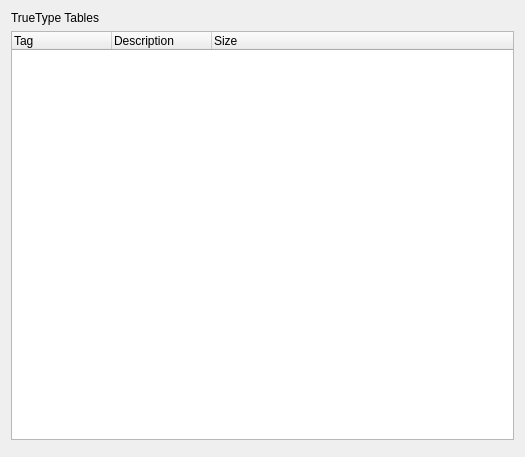
This is src/tttablewidget.ui in fontmatrix/fontmatrix as Qt 5 draws it before an edit. The edited form follows.
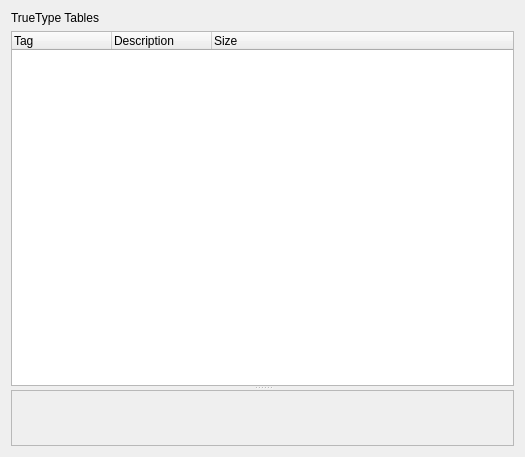
This is the edited form. Custom widgets are drawn as their Qt base class.

Commit message: Added a splitter in TableView

Diff of the .ui file:
```diff
--- a/src/tttablewidget.ui
+++ b/src/tttablewidget.ui
@@ -21,6 +21,10 @@
     </widget>
    </item>
    <item row="1" column="0" >
+    <widget class="QSplitter" name="splitter" >
+     <property name="orientation" >
+      <enum>Qt::Vertical</enum>
+     </property>
     <widget class="QTreeWidget" name="tView" >
      <property name="columnCount" >
       <number>3</number>
@@ -41,8 +45,6 @@
       </property>
      </column>
     </widget>
-   </item>
-   <item row="2" column="0" >
     <widget class="QHexView" name="hexView" >
      <property name="frameShape" >
       <enum>QFrame::StyledPanel</enum>
@@ -50,6 +52,7 @@
      <property name="frameShadow" >
       <enum>QFrame::Raised</enum>
      </property>
+     </widget>
     </widget>
    </item>
   </layout>
```
Lines whose indentation alone changed are shown as unchanged.
